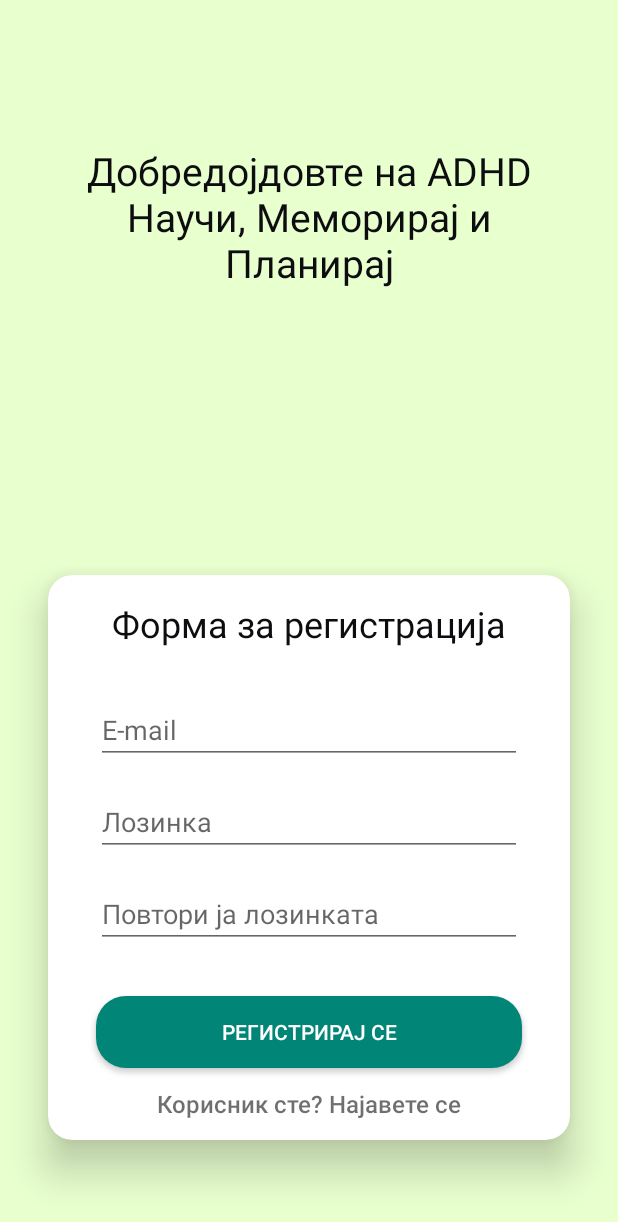
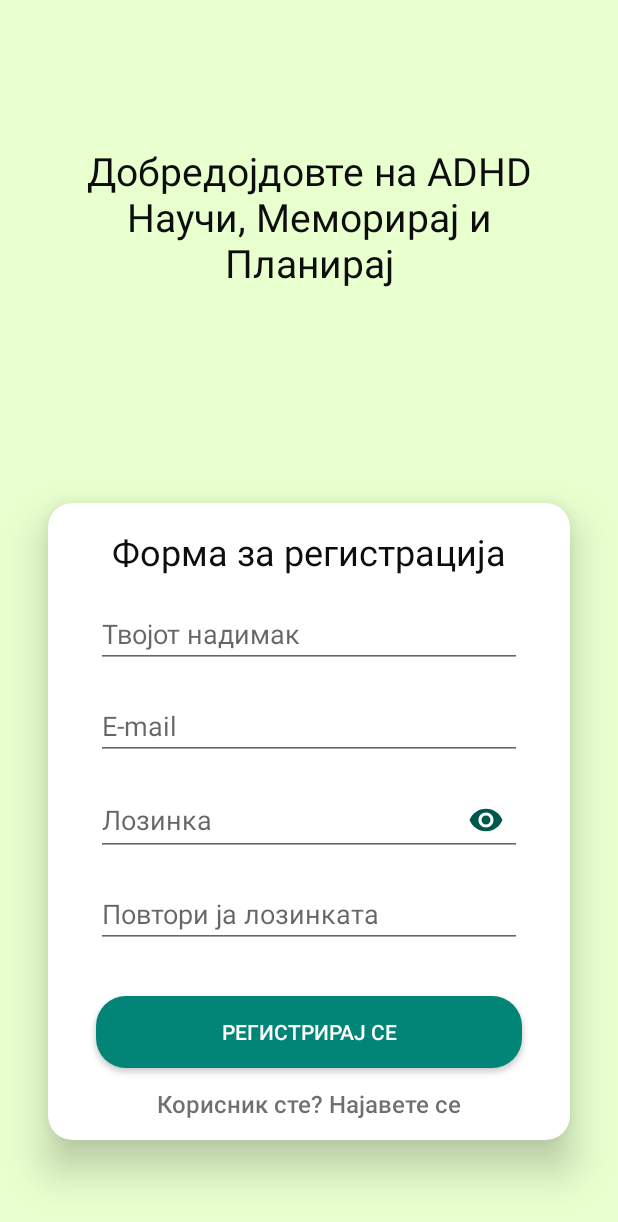
Before and after one commit to MarioMitrevski/ADHD-Memorize-0rganize-Play-Android-App, an Android app: the RegisterFragment screen opened through its navigation route, on a phone screen of 412 x 824 dp. Shown: the top 1222 px of the screen. Run offline under Robolectric (Android 15) with nearby library versions, the phone set to English and light mode, and no system bars; our stand-ins replace Firebase (no records; nobody signed in at launch, a user with empty details on screens opened directly).

Commit message:
Added nickname input and eye password toggle to the RegisterFragment.

```diff
--- a/app/src/main/java/com/example/myfirstapp/MainActivity.java
+++ b/app/src/main/java/com/example/myfirstapp/MainActivity.java
@@ -2,14 +2,12 @@ package com.example.myfirstapp;
 
 import android.os.Bundle;
 import android.view.View;
-import android.view.WindowManager;
 
 import androidx.appcompat.app.AppCompatActivity;
 import androidx.navigation.NavController;
 import androidx.navigation.fragment.NavHostFragment;
 import androidx.navigation.ui.NavigationUI;
 
-import com.example.myfirstapp.ui.content.math.MathFragment;
 import com.example.myfirstapp.databinding.ActivityMainBinding;
 
 public class MainActivity extends AppCompatActivity {
@@ -27,5 +25,4 @@ public class MainActivity extends AppCompatActivity {
         NavController navController = navHostFragment.getNavController();
         NavigationUI.setupWithNavController(binding.navView, navController);
     }
-
 }
--- a/app/src/main/java/com/example/myfirstapp/authentication/LoginFragment.java
+++ b/app/src/main/java/com/example/myfirstapp/authentication/LoginFragment.java
@@ -26,7 +26,6 @@ public class LoginFragment extends Fragment {
     private FragmentLoginBinding loginBinding;
     private SharedPreferences sharedPreferences;
 
-
     @Override
     public View onCreateView(@NonNull LayoutInflater inflater, @Nullable ViewGroup container,
                              @Nullable Bundle savedInstanceState) {
@@ -45,8 +44,8 @@ public class LoginFragment extends Fragment {
     }
 
     private void initClickListeners() {
-
-        loginBinding.registerButton.setOnClickListener(view -> Navigation.findNavController(view).navigate(R.id.action_loginFragment_to_registerFragment));
+        loginBinding.registerButton.setOnClickListener(view ->
+                Navigation.findNavController(view).navigate(R.id.action_loginFragment_to_registerFragment));
         loginBinding.buttonLogin.setOnClickListener(view -> validateFields());
     }
 
--- a/app/src/main/res/layout/fragment_register.xml
+++ b/app/src/main/res/layout/fragment_register.xml
@@ -32,19 +32,31 @@
         app:layout_constraintStart_toStartOf="parent"
         app:layout_constraintTop_toBottomOf="@+id/edit_text_repeat_password" />
 
-    <EditText
-        android:id="@+id/edit_text_password"
-        android:layout_width="0dp"
+    <com.google.android.material.textfield.TextInputLayout
+        android:id="@+id/textInputLayout"
+        android:layout_width="match_parent"
         android:layout_height="wrap_content"
-        android:layout_marginStart="32dp"
         android:layout_marginTop="16dp"
-        android:layout_marginEnd="32dp"
-        android:ems="10"
-        android:hint="@string/login_password"
-        android:inputType="textPassword"
+        app:hintEnabled="false"
         app:layout_constraintEnd_toEndOf="parent"
         app:layout_constraintStart_toStartOf="parent"
-        app:layout_constraintTop_toBottomOf="@+id/edit_text_email" />
+        app:layout_constraintTop_toBottomOf="@+id/edit_text_email"
+        app:passwordToggleEnabled="true"
+        app:passwordToggleTint="@color/colorPrimaryDark">
+
+        <EditText
+            android:id="@+id/edit_text_password"
+            android:layout_width="match_parent"
+            android:layout_height="wrap_content"
+            android:layout_marginStart="32dp"
+            android:layout_marginTop="16dp"
+            android:layout_marginEnd="32dp"
+            android:ems="10"
+            android:hint="@string/login_password"
+            android:importantForAutofill="no"
+            android:inputType="textPassword" />
+
+    </com.google.android.material.textfield.TextInputLayout>
 
     <EditText
         android:id="@+id/edit_text_repeat_password"
@@ -58,19 +70,35 @@
         android:inputType="textPassword"
         app:layout_constraintEnd_toEndOf="parent"
         app:layout_constraintStart_toStartOf="parent"
-        app:layout_constraintTop_toBottomOf="@+id/edit_text_password" />
+        app:layout_constraintTop_toBottomOf="@+id/textInputLayout" />
 
     <EditText
         android:id="@+id/edit_text_email"
         android:layout_width="0dp"
         android:layout_height="wrap_content"
         android:layout_marginStart="32dp"
-        android:layout_marginTop="32dp"
+        android:layout_marginTop="16dp"
         android:layout_marginEnd="32dp"
         android:ems="10"
         android:hint="@string/login_email_hint"
         android:inputType="textEmailAddress"
         app:layout_constraintEnd_toEndOf="parent"
+        app:layout_constraintHorizontal_bias="0.0"
+        app:layout_constraintStart_toStartOf="parent"
+        app:layout_constraintTop_toBottomOf="@+id/edit_text_nickname" />
+
+    <EditText
+        android:id="@+id/edit_text_nickname"
+        android:layout_width="0dp"
+        android:layout_height="wrap_content"
+        android:layout_marginStart="32dp"
+        android:layout_marginTop="16dp"
+        android:layout_marginEnd="32dp"
+        android:ems="10"
+        android:hint="@string/nickname_hint"
+        android:inputType="text"
+        app:layout_constraintEnd_toEndOf="parent"
+        app:layout_constraintHorizontal_bias="0.0"
         app:layout_constraintStart_toStartOf="parent"
         app:layout_constraintTop_toBottomOf="@+id/login_title_view" />
 
--- a/app/src/main/res/values/strings.xml
+++ b/app/src/main/res/values/strings.xml
@@ -7,7 +7,7 @@
     <string name="calendar">Календар на активности</string>
     <string name="math">Математика</string>
     <string name="memory">Меморија</string>
-    <string name="welcome_message">Здраво Андреј</string>
+    <string name="welcome_message">Здраво \</string>
 
     <!--Strings for LoginFragment-->
     <string name="login_button">Најави се</string>
@@ -30,4 +30,7 @@
     <string name="result_dialog_title">Резултати од квизот по математика!</string>
     <string name="starting_dialog_level_maths_game">Одбери ниво</string>
     <string name="maths_game_toolbar_text">Час по математика</string>
+    <string name="verification_mail_sent_text">\"Верификациски меил е испратен на \"</string>
+    <string name="passwords_not_match_text">Лозинките не се исти!</string>
+    <string name="nickname_hint">Твојот надимак</string>
 </resources>
```
Also changed, not shown: app/src/main/java/com/example/myfirstapp/authentication/RegisterFragment.java (+6 -6 lines), app/src/main/java/com/example/myfirstapp/authentication/User.java (+5 -5 lines), app/src/main/java/com/example/myfirstapp/ui/content/ContentFragment.java (+26 -1 lines).
